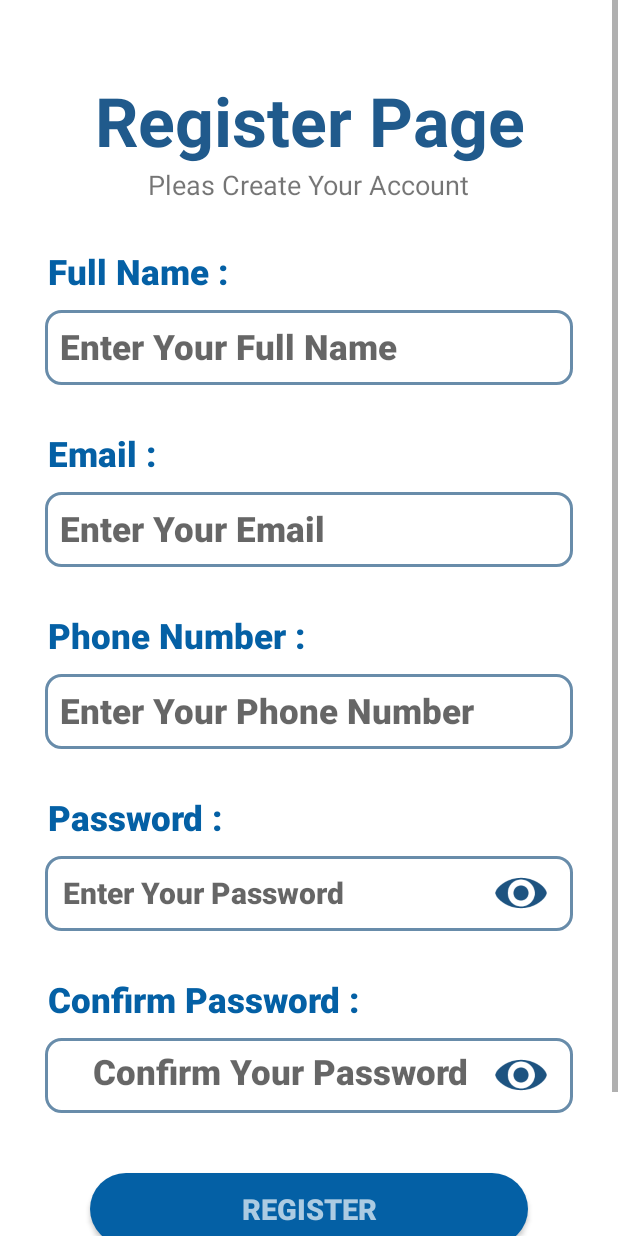
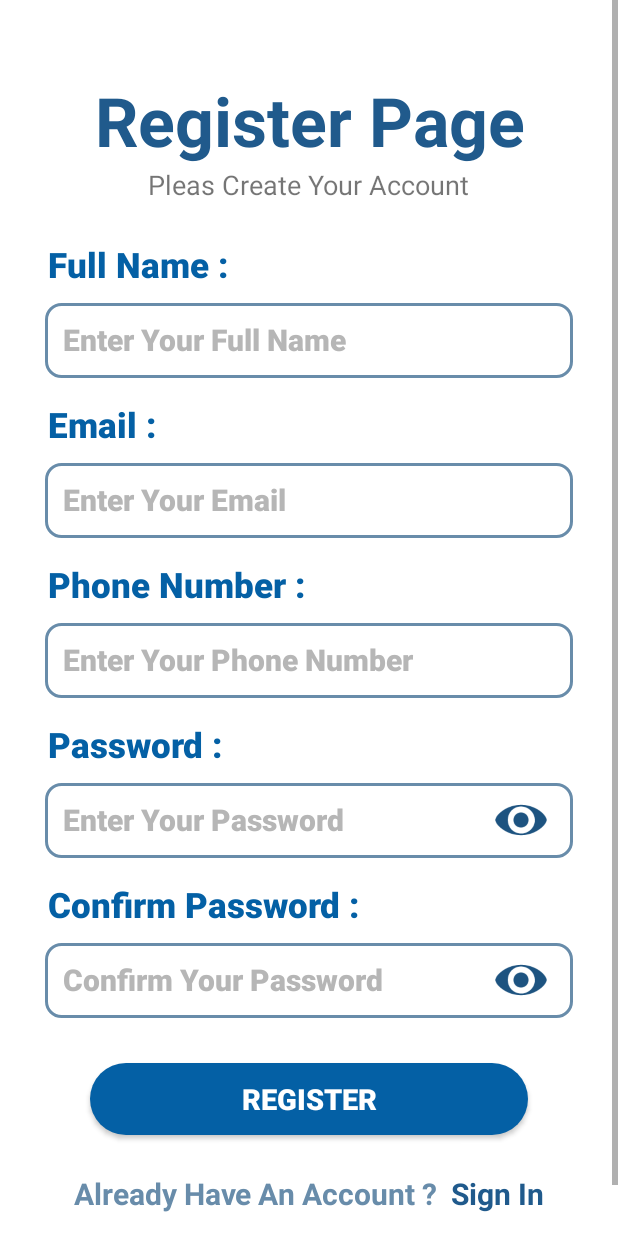
Before and after one commit to SalaheddineOBT/Projet, an Android app: the RegisterActivity screen opened directly, with no data from a screen before it, on a phone screen of 412 x 824 dp. Run offline under Robolectric (Android 15) with nearby library versions, the phone set to English and light mode, and no system bars; Roboto replaces fonts that are not available here.

Commit message:
save changes

```diff
--- a/Kotlin/app/src/main/java/com/example/myapplication/RegisterActivity.kt
+++ b/Kotlin/app/src/main/java/com/example/myapplication/RegisterActivity.kt
@@ -7,6 +7,7 @@ import android.text.method.HideReturnsTransformationMethod
 import android.text.method.PasswordTransformationMethod
 import android.widget.*
 import androidx.appcompat.widget.AppCompatButton
+import androidx.core.widget.addTextChangedListener
 
 class RegisterActivity : AppCompatActivity() {
     override fun onCreate(savedInstanceState: Bundle?) {
@@ -22,6 +23,11 @@ class RegisterActivity : AppCompatActivity() {
         val txtConfirm:EditText=findViewById(R.id.txtConfirm)
         val btnRegister:AppCompatButton=findViewById(R.id.btnRegister)
         val txtSignin:TextView=findViewById(R.id.txtSignin)
+        val lnrname:RelativeLayout=findViewById(R.id.lnrname)
+        val lnremml:RelativeLayout=findViewById(R.id.lnremml)
+        val lnrphn:RelativeLayout=findViewById(R.id.lnrphn)
+        val lnrpss:RelativeLayout=findViewById(R.id.lnrpss)
+        val lnrcfrm:RelativeLayout=findViewById(R.id.lnrcfrm)
         var isshow1=false
         var isshow2=false
 
@@ -49,10 +55,42 @@ class RegisterActivity : AppCompatActivity() {
             }
         }
 
-        txtSignin.setOnClickListener { finish() }
+        txtSignin.setOnClickListener {
+            startActivity(Intent(this@RegisterActivity,LoginActivity::class.java))
+            finish()
+        }
+
+        txtName.addTextChangedListener{ value -> formvalidate(value.toString(),txtName,lnrname) }
+        txtEmail.addTextChangedListener{ value -> formvalidate(value.toString(),txtEmail,lnremml) }
+        txtPass.addTextChangedListener{ value -> formvalidate(value.toString(),txtPass,lnrpss) }
+        txtPhone.addTextChangedListener{ value -> formvalidate(value.toString(),txtPhone,lnrphn) }
+        txtConfirm.addTextChangedListener{ value -> formvalidate(value.toString(),txtConfirm,lnrcfrm) }
+
+        btnRegister.setOnClickListener{
+            var fullname:String=txtName.text.toString()
+            var email:String=txtEmail.text.toString()
+            var phone:String=txtPhone.text.toString()
+            var password:String=txtPass.text.toString()
+            var confirm:String=txtConfirm.text.toString()
+            formvalidate(fullname,txtName,lnrname)
+            formvalidate(email,txtEmail,lnremml)
+            formvalidate(phone,txtPhone,lnrphn)
+            formvalidate(password,txtPass,lnrpss)
+            formvalidate(confirm,txtConfirm,lnrcfrm)
 
 
 
+        }
 
     }
+    private fun formvalidate(value:String,txt:EditText,lnr:RelativeLayout){
+        if(value.isNullOrEmpty()){
+            lnr.background=getDrawable(R.drawable.errorborder)
+            //txt.setHintTextColor(getResources().getColor(R.color.red))
+        }
+        else{
+            lnr.background=getDrawable(R.drawable.input_border)
+            //txt.setHintTextColor(getResources().getColor(R.color.red))
+        }
+    }
 }
--- /dev/null
+++ b/Kotlin/app/src/main/res/drawable/errorborder.xml
@@ -0,0 +1,10 @@
+<?xml version="1.0" encoding="utf-8"?>
+<shape xmlns:android="http://schemas.android.com/apk/res/android"
+    android:shape="rectangle">
+
+    <stroke android:width="2dp" android:color="#FF5252" />
+    <solid android:color="#fff" />
+    <corners android:radius="10dp" />
+    <padding android:left="2dp" android:top="2dp" android:right="2dp" android:bottom="2dp" />
+
+</shape>
--- a/Kotlin/app/src/main/res/layout/activity_register.xml
+++ b/Kotlin/app/src/main/res/layout/activity_register.xml
@@ -31,8 +31,9 @@
         <RelativeLayout
             android:layout_width="match_parent"
             android:layout_height="wrap_content"
-            android:layout_marginTop="10dp"
-            android:padding="10dp">
+            android:layout_marginTop="15dp"
+            android:paddingStart="10dp"
+            android:paddingEnd="10dp">
 
             <TextView
                 android:id="@+id/lblName"
@@ -47,29 +48,40 @@
                 android:textSize="23sp"
                 android:textStyle="bold" />
 
+            <RelativeLayout
+                android:layout_width="match_parent"
+                android:layout_height="50dp"
+                android:id="@+id/lnrname"
+                android:layout_marginStart="20dp"
+                android:layout_marginEnd="20dp"
+                android:background="@drawable/input_border"
+                android:layout_below="@id/lblName">
+
                 <EditText
                     android:id="@+id/txtName"
                     android:layout_width="match_parent"
-                android:layout_height="50dp"
-                android:layout_below="@id/lblName"
-                android:layout_marginStart="20dp"
-                android:layout_marginEnd="20dp"
+                    android:layout_height="match_parent"
                     android:autofillHints="emailAddress"
-                android:background="@drawable/input_border"
                     android:fontFamily="sans-serif-black"
                     android:hint="@string/enter_your_full_name"
+                    android:textColorHint="#B6B6B6"
                     android:inputType="text"
                     android:padding="10dp"
+                    android:background="@android:color/transparent"
                     android:paddingTop="10dp"
                     android:paddingBottom="20dp"
-                android:textSize="23sp" />
+                    android:textSize="20sp" />
+
+            </RelativeLayout>
 
         </RelativeLayout>
 
         <RelativeLayout
             android:layout_width="match_parent"
             android:layout_height="wrap_content"
-            android:padding="10dp">
+            android:paddingStart="10dp"
+            android:paddingTop="5dp"
+            android:paddingEnd="10dp">
 
             <TextView
                 android:id="@+id/lblEmail"
@@ -84,29 +96,40 @@
                 android:textSize="23sp"
                 android:textStyle="bold" />
 
+            <RelativeLayout
+                android:layout_width="match_parent"
+                android:layout_height="50dp"
+                android:id="@+id/lnremml"
+                android:layout_marginStart="20dp"
+                android:layout_marginEnd="20dp"
+                android:background="@drawable/input_border"
+                android:layout_below="@id/lblEmail">
+
                 <EditText
                     android:id="@+id/txtEmailR"
                     android:layout_width="match_parent"
-                android:layout_height="50dp"
-                android:layout_below="@id/lblEmail"
-                android:layout_marginStart="20dp"
-                android:layout_marginEnd="20dp"
+                    android:layout_height="match_parent"
                     android:autofillHints="emailAddress"
-                android:background="@drawable/input_border"
+                    android:textColorHint="#B6B6B6"
                     android:fontFamily="sans-serif-black"
                     android:hint="@string/enter_your_email"
                     android:inputType="textEmailAddress"
                     android:padding="10dp"
                     android:paddingTop="10dp"
+                    android:background="@android:color/transparent"
                     android:paddingBottom="20dp"
-                android:textSize="23sp" />
+                    android:textSize="20sp" />
+
+            </RelativeLayout>
 
         </RelativeLayout>
 
         <RelativeLayout
             android:layout_width="match_parent"
             android:layout_height="wrap_content"
-            android:padding="10dp">
+            android:paddingStart="10dp"
+            android:paddingTop="5dp"
+            android:paddingEnd="10dp">
 
             <TextView
                 android:id="@+id/lblPhone"
@@ -121,29 +144,40 @@
                 android:textSize="23sp"
                 android:textStyle="bold" />
 
+            <RelativeLayout
+                android:layout_width="match_parent"
+                android:layout_height="50dp"
+                android:id="@+id/lnrphn"
+                android:layout_marginStart="20dp"
+                android:layout_marginEnd="20dp"
+                android:background="@drawable/input_border"
+                android:layout_below="@id/lblPhone">
+
                 <EditText
                     android:id="@+id/txtPhone"
                     android:layout_width="match_parent"
-                android:layout_height="50dp"
-                android:layout_below="@id/lblPhone"
-                android:layout_marginStart="20dp"
-                android:layout_marginEnd="20dp"
+                    android:layout_height="match_parent"
                     android:autofillHints="emailAddress"
-                android:background="@drawable/input_border"
+                    android:textColorHint="#B6B6B6"
                     android:fontFamily="sans-serif-black"
                     android:hint="@string/enter_your_phone_number"
                     android:inputType="phone"
                     android:padding="10dp"
+                    android:background="@android:color/transparent"
                     android:paddingTop="10dp"
                     android:paddingBottom="20dp"
-                android:textSize="23sp" />
+                    android:textSize="20sp" />
+
+            </RelativeLayout>
 
         </RelativeLayout>
 
         <RelativeLayout
             android:layout_width="match_parent"
             android:layout_height="wrap_content"
-            android:padding="10dp">
+            android:paddingStart="10dp"
+            android:paddingTop="5dp"
+            android:paddingEnd="10dp">
 
             <TextView
                 android:id="@+id/lblPass"
@@ -162,6 +196,7 @@
                 android:layout_width="match_parent"
                 android:layout_height="50dp"
                 android:layout_below="@id/lblPass"
+                android:id="@+id/lnrpss"
                 android:background="@drawable/input_border"
                 android:layout_marginStart="20dp"
                 android:layout_marginEnd="20dp">
@@ -177,6 +212,7 @@
                     android:hint="@string/enter_your_password"
                     android:inputType="textPassword"
                     android:padding="10dp"
+                    android:textColorHint="#B6B6B6"
                     android:paddingTop="10dp"
                     android:paddingBottom="20dp"
                     android:textSize="20sp" />
@@ -198,7 +234,9 @@
         <RelativeLayout
             android:layout_width="match_parent"
             android:layout_height="wrap_content"
-            android:padding="10dp">
+            android:paddingStart="10dp"
+            android:paddingTop="5dp"
+            android:paddingEnd="10dp">
 
             <TextView
                 android:id="@+id/lblConfirm"
@@ -217,6 +255,7 @@
                 android:layout_width="match_parent"
                 android:layout_height="50dp"
                 android:layout_below="@id/lblConfirm"
+                android:id="@+id/lnrcfrm"
                 android:background="@drawable/input_border"
                 android:layout_marginStart="20dp"
                 android:layout_marginEnd="20dp">
@@ -225,17 +264,16 @@
                     android:id="@+id/txtConfirm"
                     android:layout_width="match_parent"
                     android:layout_height="match_parent"
-                    android:layout_marginStart="20dp"
-                    android:layout_marginEnd="50dp"
                     android:autofillHints="emailAddress"
                     android:background="@android:color/transparent"
                     android:fontFamily="sans-serif-black"
                     android:hint="@string/confirm_your_password"
                     android:inputType="textPassword"
+                    android:textColorHint="#B6B6B6"
                     android:padding="10dp"
                     android:paddingTop="10dp"
                     android:paddingBottom="20dp"
-                    android:textSize="23sp" />
+                    android:textSize="20sp" />
 
                 <ImageView
                     android:id="@+id/showconfirmpss"
@@ -256,7 +294,7 @@
             android:layout_height="wrap_content"
             android:text="@string/register"
             android:minWidth="150dp"
-            android:textColor="@color/color_primaryDark"
+            android:textColor="@color/white"
             android:textStyle="bold"
             android:paddingVertical="10dp"
             android:textSize="19sp"
--- a/Kotlin/app/src/main/res/values/colors.xml
+++ b/Kotlin/app/src/main/res/values/colors.xml
@@ -13,4 +13,5 @@
     <color name="color_Accent2">#688CAA</color>
     <color name="color_primer">#26ABDC</color>
     <color name="color_second">#00708E</color>
+    <color name="red">#FF5252</color>
 </resources>
--- a/Kotlin/app/src/main/res/values/strings.xml
+++ b/Kotlin/app/src/main/res/values/strings.xml
@@ -41,7 +41,7 @@
     <string name="phone_number">Phone Number :</string>
     <string name="enter_your_phone_number">Enter Your Phone Number</string>
     <string name="register">Register</string>
-    <string name="already_have_an_account">Already Have An Account ?</string>
+    <string name="already_have_an_account">Already Have An Account ? \u0020</string>
     <string name="sign_in">Sign In</string>
     <string name="confirm_password">Confirm Password :</string>
     <string name="confirm_your_password">Confirm Your Password</string>
```
Also changed, not shown: Kotlin/app/src/main/java/com/example/myapplication/LoginActivity.kt (+29 -2 lines), Kotlin/app/src/main/res/layout/activity_login.xml (+27 -16 lines), Kotlin/app/src/main/res/drawable/back233.jpg (added). Lines whose indentation alone changed are shown as unchanged.
